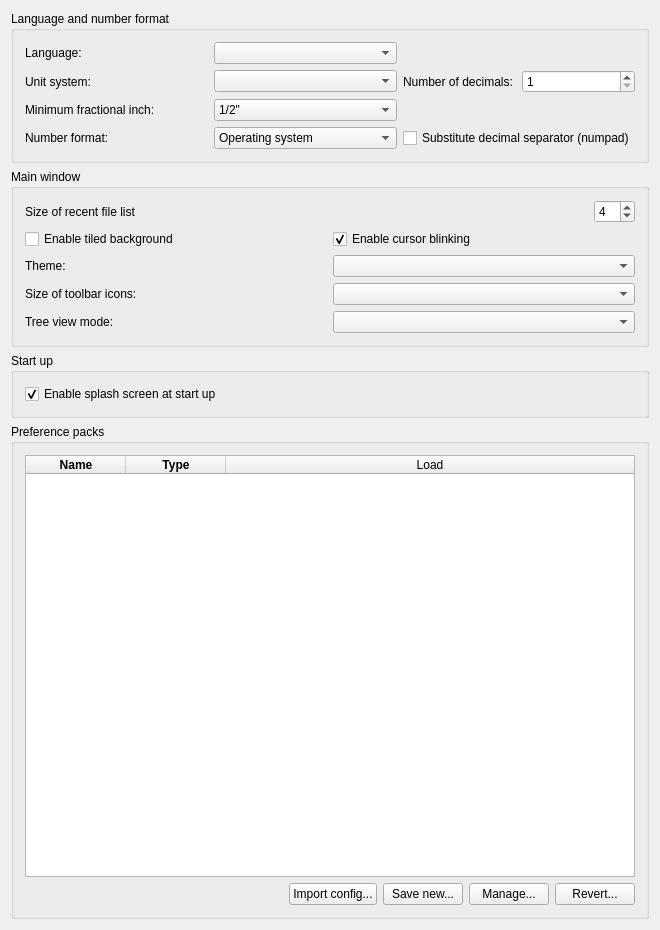
This is src/Gui/DlgGeneral.ui in southseact-3d/fcd as Qt 5 draws it before an edit. The edited form follows.
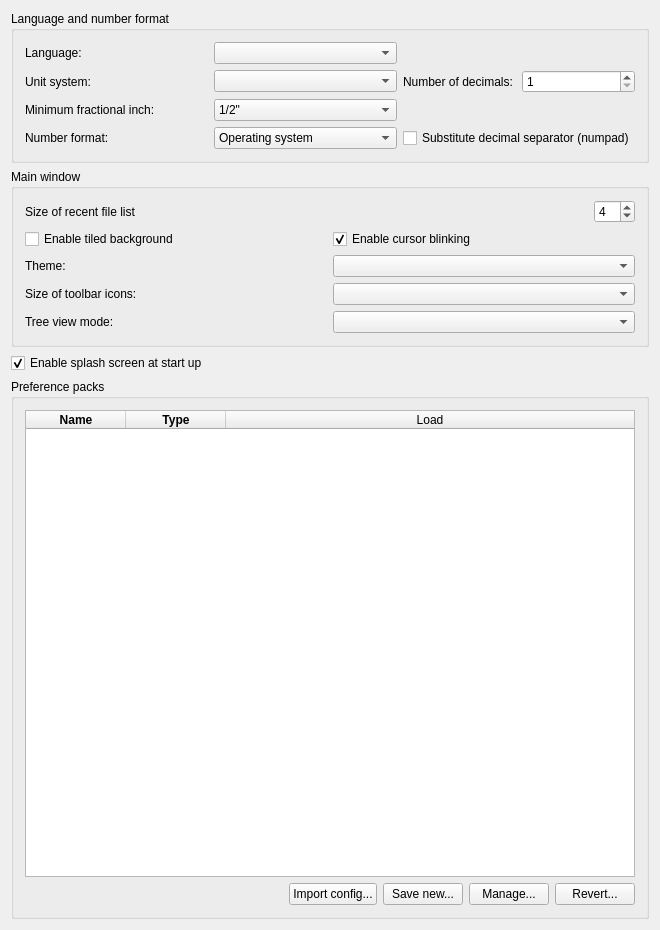
This is the edited form. Custom widgets are drawn as their Qt base class.

Commit message: Pref: General: Remove 'start up' groupbox as it has a single element.

Patch:
```diff
--- a/src/Gui/DlgGeneral.ui
+++ b/src/Gui/DlgGeneral.ui
@@ -426,27 +426,6 @@
      </widget>
     </item>
     <item>
-     <widget class="QGroupBox" name="GroupBox10">
-      <property name="title">
-       <string>Start up</string>
-      </property>
-      <layout class="QGridLayout">
-       <property name="leftMargin">
-        <number>11</number>
-       </property>
-       <property name="topMargin">
-        <number>11</number>
-       </property>
-       <property name="rightMargin">
-        <number>11</number>
-       </property>
-       <property name="bottomMargin">
-        <number>11</number>
-       </property>
-       <property name="spacing">
-        <number>6</number>
-       </property>
-       <item row="0" column="0">
         <widget class="Gui::PrefCheckBox" name="SplashScreen">
          <property name="toolTip">
           <string>A Splash screen is a small loading window that is shown
@@ -465,9 +444,6 @@
          <property name="prefPath" stdset="0">
           <cstring>General</cstring>
          </property>
-        </widget>
-       </item>
-      </layout>
      </widget>
     </item>
     <item>
```
Lines whose indentation alone changed are shown as unchanged.
